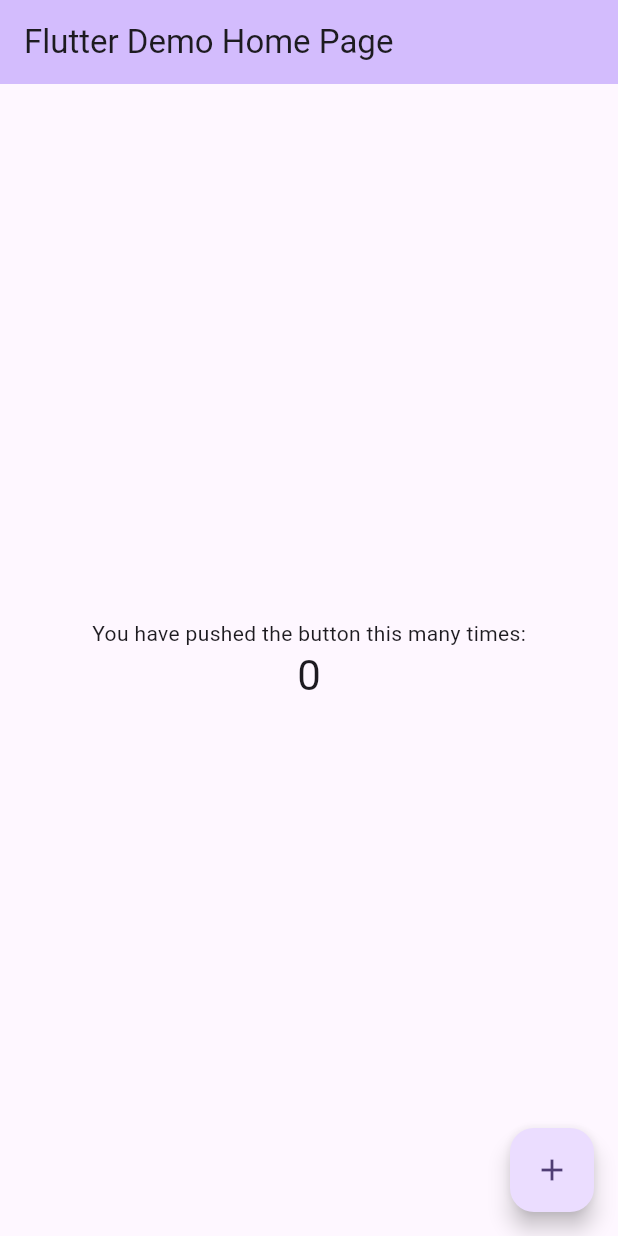
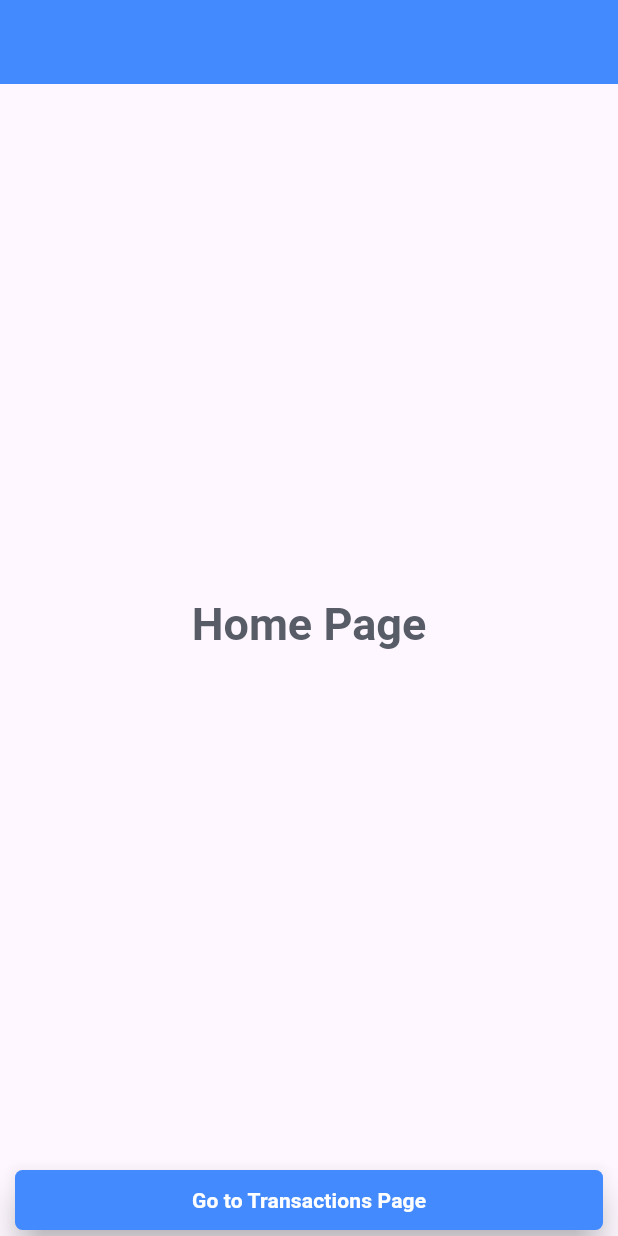
Before and after one commit to marco-maturana/flutter-expenses, a Flutter app: the screen it shows after launch, on a phone screen of 412 x 824 dp. Run offline on Flutter 3.47's test engine with Material 3 defaults, Android fonts, the phone set to English and light mode, and no system bars; our stand-ins replace flutter_hooks, go_router, hooks_riverpod, riverpod_annotation; generated files the repository leaves out were written again; Roboto replaces fonts that are missing (Readex Pro).

```diff
--- a/lib/ui/app.dart
+++ b/lib/ui/app.dart
@@ -1,66 +1,19 @@
 import 'package:flutter/material.dart';
 import 'package:hooks_riverpod/hooks_riverpod.dart';
 
-class App extends HookConsumerWidget {
+import 'router/router_provider.dart';
+
+class App extends ConsumerWidget {
   const App({super.key});
 
   @override
   Widget build(BuildContext context, WidgetRef ref) {
-    return MaterialApp(
+    final router = ref.watch(routerProvider);
+
+    return MaterialApp.router(
       title: 'Flutter Expenses',
-      theme: ThemeData(
-        colorScheme: ColorScheme.fromSeed(seedColor: Colors.deepPurple),
-        useMaterial3: true,
-      ),
-      home: const MyHomePage(title: 'Flutter Demo Home Page'),
+      debugShowCheckedModeBanner: false,
+      routerConfig: router,
     );
   }
 }
-
-class MyHomePage extends StatefulWidget {
-  const MyHomePage({super.key, required this.title});
-
-  final String title;
-
-  @override
-  State<MyHomePage> createState() => _MyHomePageState();
-}
-
-class _MyHomePageState extends State<MyHomePage> {
-  int _counter = 0;
-
-  void _incrementCounter() {
-    setState(() {
-      _counter++;
-    });
-  }
-
-  @override
-  Widget build(BuildContext context) {
-    return Scaffold(
-      appBar: AppBar(
-        backgroundColor: Theme.of(context).colorScheme.inversePrimary,
-        title: Text(widget.title),
-      ),
-      body: Center(
-        child: Column(
-          mainAxisAlignment: MainAxisAlignment.center,
-          children: <Widget>[
-            const Text(
-              'You have pushed the button this many times:',
-            ),
-            Text(
-              '$_counter',
-              style: Theme.of(context).textTheme.headlineMedium,
-            ),
-          ],
-        ),
-      ),
-      floatingActionButton: FloatingActionButton(
-        onPressed: _incrementCounter,
-        tooltip: 'Increment',
-        child: const Icon(Icons.add),
-      ), // This trailing comma makes auto-formatting nicer for build methods.
-    );
-  }
-}
--- /dev/null
+++ b/lib/ui/pages/home/home_page.dart
@@ -0,0 +1,65 @@
+import 'package:flutter/material.dart';
+import 'package:flutter_hooks/flutter_hooks.dart';
+import 'package:go_router/go_router.dart';
+
+class HomePage extends HookWidget {
+  const HomePage({super.key});
+
+  @override
+  Widget build(BuildContext context) {
+    return Scaffold(
+      appBar: AppBar(
+        backgroundColor: Colors.blueAccent,
+      ),
+      body: Container(
+        padding: const EdgeInsets.symmetric(horizontal: 10),
+        height: MediaQuery.of(context).size.height -
+            (MediaQuery.of(context).padding.top + kToolbarHeight.toDouble()),
+        child: Column(
+          children: [
+            const Expanded(
+              child: Center(
+                child: Text(
+                  'Home Page',
+                  style: TextStyle(
+                    fontSize: 30,
+                    fontFamily: 'Readex Pro',
+                    color: Color(0xFF585C67),
+                    letterSpacing: 0.0,
+                    fontWeight: FontWeight.bold,
+                  ),
+                ),
+              ),
+            ),
+            ElevatedButton(
+              onPressed: () => context.go('/transactions'),
+              style: ElevatedButton.styleFrom(
+                backgroundColor: Colors.blueAccent,
+                shape: RoundedRectangleBorder(
+                  borderRadius: BorderRadius.circular(5.0),
+                ),
+                elevation: 10.0,
+              ),
+              child: const Padding(
+                padding: EdgeInsets.all(7.0),
+                child: Row(
+                  mainAxisSize: MainAxisSize.max,
+                  mainAxisAlignment: MainAxisAlignment.center,
+                  children: [
+                    Text(
+                      'Go to Transactions Page',
+                      style: TextStyle(
+                        fontWeight: FontWeight.bold,
+                        color: Colors.white,
+                      ),
+                    ),
+                  ],
+                ),
+              ),
+            ),
+          ],
+        ),
+      ),
+    );
+  }
+}
--- /dev/null
+++ b/lib/ui/router/router_provider.dart
@@ -0,0 +1,11 @@
+import 'package:flutter/widgets.dart';
+import 'package:riverpod_annotation/riverpod_annotation.dart';
+
+import 'router_config.dart';
+
+part 'router_provider.g.dart';
+
+@riverpod
+RouterConfig<Object>? router(RouterRef ref) {
+  return routeConfig();
+}
--- a/pubspec.yaml
+++ b/pubspec.yaml
@@ -38,6 +38,7 @@ dependencies:
   hooks_riverpod: ^2.5.2
   flutter_hooks: ^0.20.5
   riverpod_annotation: ^2.3.5
+  go_router: ^14.3.0
 
 dev_dependencies:
   flutter_test:
```
Also changed, not shown: lib/ui/pages/transactions/transactions_page.dart (added, +65 -0 lines), lib/ui/router/router_config.dart (added, +15 -0 lines), lib/ui/router/router_provider.g.dart (added), pubspec.lock.
